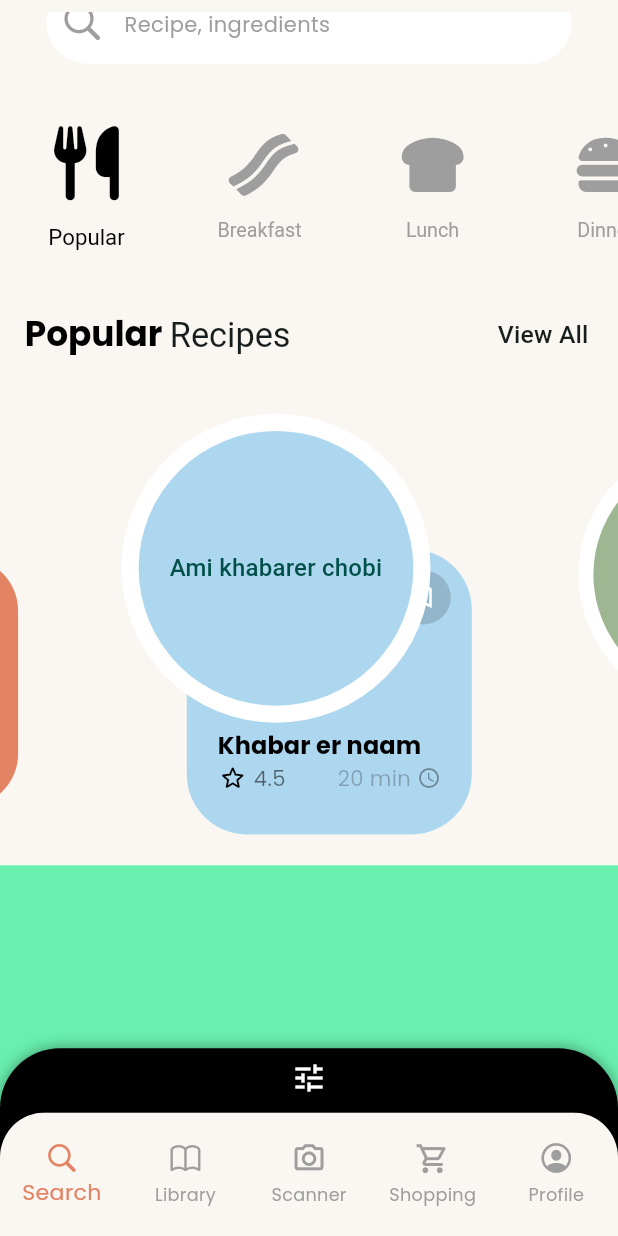
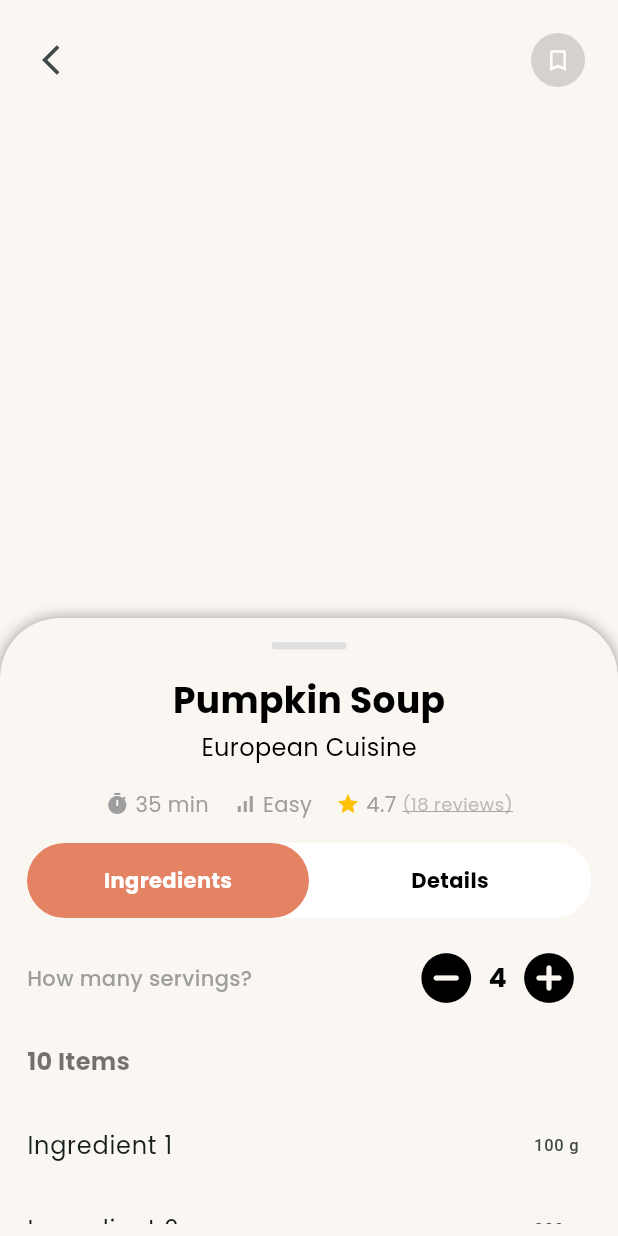
Before and after one commit to ninadgns/Android-Project-Pink-Flag, a Flutter app: the screen it shows after launch, scrolled down 127 dp, after a tap on "View All", on a phone screen of 412 x 824 dp. Run offline on Flutter 3.47's test engine with Material 3 defaults, Android fonts, the phone set to English and light mode, and no system bars; drawn by our look-alikes of carousel_slider; our stand-ins replace font_awesome_flutter, google_fonts, syncfusion_flutter_sliders.

Commit message:
added RecipeIntroScreen.dart and other minor changes

```diff
--- a/lib/data/themeData.dart
+++ b/lib/data/themeData.dart
@@ -10,6 +10,7 @@ final ThemeData appTheme = ThemeData(
     tertiary: const Color(0xFF9FB693), // Laurel Green
     surface: const Color(0xFFF8E8C4), // Lemon Meringue
     error: const Color(0xFFE48364), // Copper
+
   ),
   scaffoldBackgroundColor: const Color(0xfffaf6f2), // Lemon Meringue
   textTheme: TextTheme(
--- /dev/null
+++ b/lib/screens/RecipeIntroScreen.dart
@@ -0,0 +1,351 @@
+import 'package:flutter/cupertino.dart';
+import 'package:flutter/material.dart';
+import 'package:lab/widgets/RecipeIntroScreen/DetailsInfo.dart';
+
+import '../widgets/RecipeIntroScreen/IngredientsInfo.dart';
+
+class RecipeIntro extends StatefulWidget {
+  RecipeIntro({super.key});
+
+  @override
+  State<RecipeIntro> createState() => _RecipeIntroState();
+}
+
+class _RecipeIntroState extends State<RecipeIntro> {
+  bool isDetailsSelected = false;
+
+  @override
+  Widget build(BuildContext context) {
+    double width = MediaQuery.of(context).size.width;
+    return Scaffold(
+      // appBar: AppBar(
+      //   backgroundColor: Colors.transparent,
+      //   shadowColor: Colors.transparent,
+      //   foregroundColor: Colors.black,
+      //   surfaceTintColor: Colors.transparent,
+      //   iconTheme: IconThemeData(color: Colors.black),
+      //   actions: [
+      //     Padding(
+      //       padding: EdgeInsets.only(
+      //         right: 10,
+      //         top: 5,
+      //       ),
+      //       child: IconButton(
+      //         onPressed: () {},
+      //         icon: const Icon(
+      //           Icons.bookmark_border_rounded,
+      //         ),
+      //         color: Colors.white,
+      //         iconSize: 18.0,
+      //         padding: const EdgeInsets.all(0),
+      //         splashRadius: 14.0,
+      //         constraints: const BoxConstraints(
+      //           minHeight: 36,
+      //           minWidth: 36,
+      //         ),
+      //         style: ButtonStyle(
+      //           backgroundColor: WidgetStateProperty.all(
+      //             Colors.black.withOpacity(0.15),
+      //           ),
+      //           shape: WidgetStateProperty.all(const CircleBorder()),
+      //         ),
+      //       ),
+      //     ),
+      //   ],
+      // ),
+      body: Stack(
+        children: [
+          // Background content
+          Align(
+            alignment: Alignment.topCenter,
+            child: Padding(
+                padding: EdgeInsets.all(16.0),
+                child: Row(
+                  mainAxisAlignment: MainAxisAlignment.spaceBetween,
+                  children: [
+                    IconButton(
+                      onPressed: () {
+                        Navigator.pop(context);
+                      },
+                      icon: Icon(Icons.arrow_back_ios),
+                    ),
+                    IconButton(
+                      onPressed: () {},
+                      icon: const Icon(
+                        Icons.bookmark_border_rounded,
+                      ),
+                      color: Colors.white,
+                      iconSize: 18.0,
+                      padding: const EdgeInsets.all(0),
+                      splashRadius: 14.0,
+                      highlightColor: Colors.black12,
+                      constraints: const BoxConstraints(
+                        minHeight: 36,
+                        minWidth: 36,
+                      ),
+                      style: ButtonStyle(
+                        backgroundColor: WidgetStateProperty.all(
+                          Colors.black.withOpacity(0.15),
+                        ),
+                        shape: WidgetStateProperty.all(const CircleBorder()),
+                      ),
+                    ),
+                  ],
+                )),
+          ),
+          // DraggableScrollableSheet with CustomScrollView
+          DraggableScrollableSheet(
+            initialChildSize: 0.5,
+            minChildSize: 0.4,
+            maxChildSize: 0.8,
+            builder: (BuildContext context, ScrollController scrollController) {
+              return Container(
+                decoration: BoxDecoration(
+                  color: Colors.white,
+                  borderRadius: BorderRadius.only(
+                    topLeft: Radius.circular(40),
+                    topRight: Radius.circular(40),
+                  ),
+                  boxShadow: [
+                    BoxShadow(
+                      color: Colors.black38,
+                      spreadRadius: 0,
+                      blurRadius: 8,
+                    ),
+                  ],
+                ),
+                child: ClipRRect(
+                  borderRadius: BorderRadius.only(
+                    topLeft: Radius.circular(40),
+                    topRight: Radius.circular(40),
+                  ),
+                  child: Container(
+                    padding: EdgeInsets.symmetric(vertical: 8, horizontal: 2),
+                    decoration: BoxDecoration(
+                      color: const Color(0xfffaf6f2),
+                      borderRadius: BorderRadius.only(
+                        topRight: Radius.circular(40),
+                        topLeft: Radius.circular(40),
+                      ),
+                      boxShadow: [
+                        BoxShadow(
+                          color: Colors.black38,
+                          spreadRadius: 0,
+                          blurRadius: 8,
+                        ),
+                      ],
+                    ),
+                    child: CustomScrollView(
+                      controller: scrollController,
+                      slivers: [
+                        // Draggable Indicator
+                        SliverToBoxAdapter(
+                          child: Center(
+                            child: Container(
+                              margin: EdgeInsets.only(top: 8),
+                              width: 50,
+                              height: 5,
+                              decoration: BoxDecoration(
+                                color: Colors.grey[300],
+                                borderRadius: BorderRadius.circular(10),
+                              ),
+                            ),
+                          ),
+                        ),
+                        // Recipe Info
+                        SliverToBoxAdapter(
+                          child: Padding(
+                            padding: EdgeInsets.all(16.0),
+                            child: Column(
+                              crossAxisAlignment: CrossAxisAlignment.start,
+                              children: [
+                                // Recipe Title and Info
+                                Column(
+                                  crossAxisAlignment: CrossAxisAlignment.center,
+                                  children: [
+                                    Text(
+                                      'Pumpkin Soup',
+                                      style: TextStyle(
+                                        fontSize: 24,
+                                        fontWeight: FontWeight.bold,
+                                        color: Colors.black,
+                                      ),
+                                    ),
+                                    SizedBox(height: 4),
+                                    Text(
+                                      'European Cuisine',
+                                      style: TextStyle(
+                                        fontSize: 16,
+                                        color: Colors.black,
+                                      ),
+                                    ),
+                                    SizedBox(height: 16),
+                                    // Time, Difficulty, and Rating Row
+                                    Row(
+                                      mainAxisAlignment: MainAxisAlignment
+                                          .center, // Add this line
+                                      children: [
+                                        Icon(Icons.timer,
+                                            size: 16, color: Colors.grey),
+                                        SizedBox(width: 4),
+                                        Text('35 min',
+                                            style:
+                                                TextStyle(color: Colors.grey)),
+                                        SizedBox(width: 16),
+                                        Icon(Icons.signal_cellular_alt,
+                                            size: 16, color: Colors.grey),
+                                        SizedBox(width: 4),
+                                        Text('Easy',
+                                            style:
+                                                TextStyle(color: Colors.grey)),
+                                        SizedBox(width: 16),
+                                        InkWell(
+                                          child: Row(
+                                            crossAxisAlignment:
+                                                CrossAxisAlignment.center,
+                                            children: [
+                                              Icon(Icons.star,
+                                                  size: 16,
+                                                  color: Colors.amber),
+                                              SizedBox(width: 4),
+                                              Text('4.7 ',
+                                                  style: TextStyle(
+                                                      color: Colors.grey)),
+                                              Text(
+                                                '(18 reviews)',
+                                                style: TextStyle(
+                                                  color: Colors.grey[400],
+                                                  fontSize: 12,
+                                                  decoration:
+                                                      TextDecoration.underline,
+                                                  decorationColor: Colors.grey,
+                                                ),
+                                              ),
+                                            ],
+                                          ),
+                                        ),
+                                      ],
+                                    ),
+                                  ],
+                                ),
+                                SizedBox(height: 16),
+                                Container(
+                                  height: 50,
+                                  decoration: BoxDecoration(
+                                    color: Colors.white,
+                                    borderRadius: BorderRadius.circular(25),
+                                  ),
+                                  child: Row(
+                                    mainAxisAlignment:
+                                        MainAxisAlignment.spaceEvenly,
+                                    children: [
+                                      Expanded(
+                                        child: GestureDetector(
+                                          onTap: () {
+                                            setState(() {
+                                              isDetailsSelected = false;
+                                            });
+                                          },
+                                          child: Container(
+                                            decoration: BoxDecoration(
+                                              color: isDetailsSelected
+                                                  ? Colors.white
+                                                  : Theme.of(context)
+                                                      .colorScheme
+                                                      .error,
+                                              borderRadius: !isDetailsSelected
+                                                  ? BorderRadius.all(
+                                                      Radius.circular(25))
+                                                  : BorderRadius.only(
+                                                      bottomLeft:
+                                                          Radius.circular(25),
+                                                      topLeft:
+                                                          Radius.circular(25),
+                                                    ),
+                                            ),
+                                            alignment: Alignment.center,
+                                            child: Text(
+                                              'Ingredients',
+                                              style: TextStyle(
+                                                color: isDetailsSelected
+                                                    ? Colors.black
+                                                    : Colors.white,
+                                                fontWeight: FontWeight.bold,
+                                              ),
+                                            ),
+                                          ),
+                                        ),
+                                      ),
+                                      Expanded(
+                                        child: GestureDetector(
+                                          onTap: () {
+                                            setState(() {
+                                              isDetailsSelected = true;
+                                            });
+                                          },
+                                          child: Container(
+                                            decoration: BoxDecoration(
+                                              color: isDetailsSelected
+                                                  ? Theme.of(context)
+                                                      .colorScheme
+                                                      .error
+                                                  : Colors.white,
+                                              borderRadius: isDetailsSelected
+                                                  ? BorderRadius.all(
+                                                      Radius.circular(25))
+                                                  : BorderRadius.only(
+                                                      topRight:
+                                                          Radius.circular(25),
+                                                      bottomRight:
+                                                          Radius.circular(25),
+                                                    ),
+                                            ),
+                                            alignment: Alignment.center,
+                                            child: Text(
+                                              'Details',
+                                              style: TextStyle(
+                                                color: isDetailsSelected
+                                                    ? Colors.white
+                                                    : Colors.black,
+                                                fontWeight: FontWeight.bold,
+                                              ),
+                                            ),
+                                          ),
+                                        ),
+                                      ),
+                                    ],
+                                  ),
+                                ),
+                                // Servings Selector
+                                SizedBox(height: 12),
+                                !isDetailsSelected
+                                    ? IngredientsInfo()
+                                    : DetailsInfo(),
+                              ],
+                            ),
+                          ),
+                        ),
+                        if (!isDetailsSelected)
+                          SliverList(
+                            delegate: SliverChildBuilderDelegate(
+                              (BuildContext context, int index) {
+                                return ListTile(
+                                  title: Text('Ingredient ${index + 1}'),
+                                  trailing: Text('${(index + 1) * 100} g'),
+                                );
+                              },
+                              childCount: 9,
+                            ),
+                          ),
+                      ],
+                    ),
+                  ),
+                ),
+              );
+            },
+          ),
+        ],
+      ),
+    );
+  }
+}
--- a/lib/screens/SearchScreen.dart
+++ b/lib/screens/SearchScreen.dart
@@ -1,5 +1,6 @@
 import 'package:flutter/cupertino.dart';
 import 'package:flutter/material.dart';
+import 'package:lab/screens/RecipeIntroScreen.dart';
 
 import '../widgets/SearchScreen/CatFoodList.dart';
 import '../widgets/SearchScreen/HorizontalScrollingCat.dart';
@@ -60,7 +61,9 @@ class _SearchScreenState extends State<SearchScreen> {
                 ),
                 const Spacer(),
                 TextButton(
-                  onPressed: () {},
+                  onPressed: () {
+                    Navigator.push(context, MaterialPageRoute(builder: (ctx) =>  RecipeIntro()));
+                  },
                   child: Text(
                     'View All',
                     style: Theme.of(context).textTheme.titleMedium!.copyWith(fontSize: _width / 25),
--- /dev/null
+++ b/lib/widgets/RecipeIntroScreen/IngredientsInfo.dart
@@ -0,0 +1,68 @@
+
+import 'package:flutter/material.dart';
+
+class IngredientsInfo extends StatelessWidget {
+  const IngredientsInfo({
+    super.key,
+  });
+
+  @override
+  Widget build(BuildContext context) {
+    return Column(
+      crossAxisAlignment: CrossAxisAlignment.start,
+      children: [
+        Row(
+          mainAxisAlignment:
+          MainAxisAlignment.spaceBetween,
+          children: [
+            Text(
+              'How many servings?',
+              style: TextStyle(
+                  fontSize: 14,
+                  fontWeight: FontWeight.w500,
+                  color: Colors.grey[500]),
+            ),
+            Row(
+              crossAxisAlignment:
+              CrossAxisAlignment.center,
+              children: [
+                IconButton(
+                  onPressed: () {},
+                  icon: Icon(
+                    Icons.remove_circle_rounded,
+                    color: Colors.black,
+                    size: 40,
+                  ),
+                ),
+                Text(
+                  '4',
+                  style: TextStyle(
+                    fontSize: 18,
+                    fontWeight: FontWeight.bold,
+                    color: Colors.black,
+                  ),
+                ),
+                IconButton(
+                  onPressed: () {},
+                  icon: Icon(
+                    Icons.add_circle_rounded,
+                    color: Colors.black,
+                    size: 40,
+                  ),
+                ),
+              ],
+            ),
+          ],
+        ),
+        SizedBox(height: 16),
+        // Ingredient List Header
+        Text(
+          '10 Items',
+          style: TextStyle(
+              fontSize: 16,
+              fontWeight: FontWeight.bold),
+        ),
+      ],
+    );
+  }
+}
--- a/lib/widgets/SearchScreen/HorizontalScrollingFoodItem.dart
+++ b/lib/widgets/SearchScreen/HorizontalScrollingFoodItem.dart
@@ -40,6 +40,7 @@ class HorizontalScrollingFood extends StatelessWidget {
                       ),
                       color: Colors.white,
                       iconSize: 18.0,
+                      highlightColor: Colors.black12,
                       padding: const EdgeInsets.all(0),
                       splashRadius: 14.0,
                       constraints: const BoxConstraints(
@@ -63,12 +64,10 @@ class HorizontalScrollingFood extends StatelessWidget {
                       children: [
                         Text(
                           'Khabar er naam',
-                          style: Theme.of(context)
-                              .textTheme
-                              .labelLarge!
-                              .copyWith(
-                            color: Colors.black,
-                          ),
+                          style:
+                              Theme.of(context).textTheme.labelLarge!.copyWith(
+                                    color: Colors.black,
+                                  ),
                         ),
                         Row(
                           mainAxisAlignment: MainAxisAlignment.spaceBetween,
```
Also changed, not shown: lib/screens/FilterScreen.dart (+38 -31 lines), lib/widgets/RecipeIntroScreen/DetailsInfo.dart (added, +47 -0 lines), lib/widgets/RecipeIntroScreen/FoodValBox.dart (added, +48 -0 lines).
